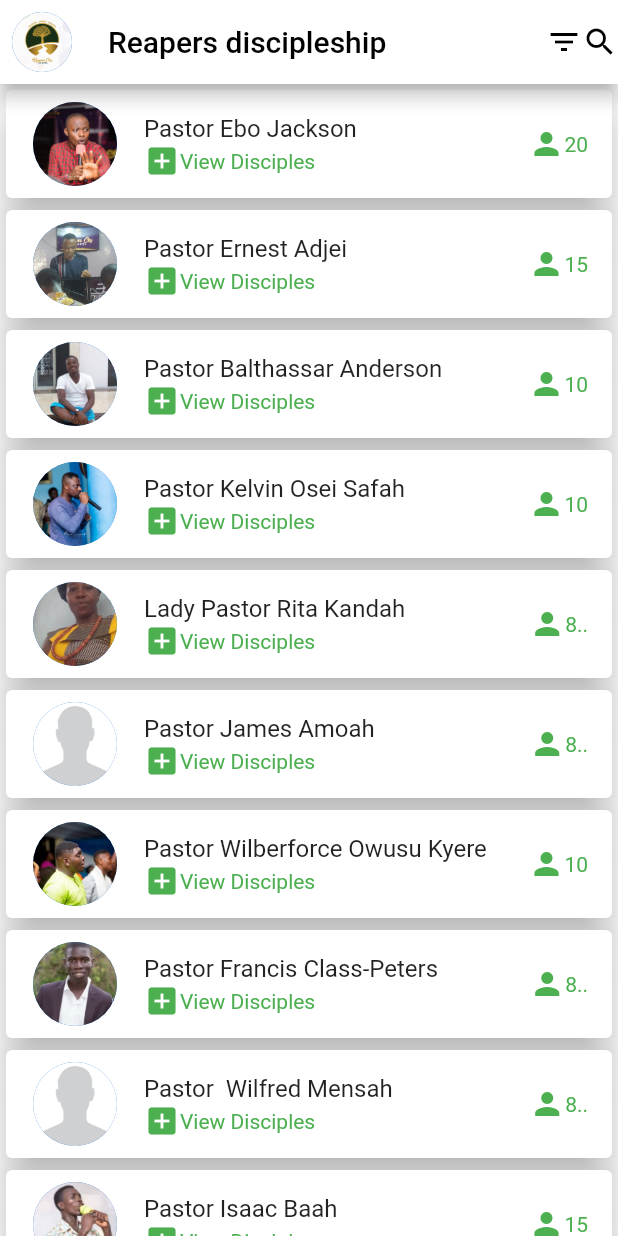
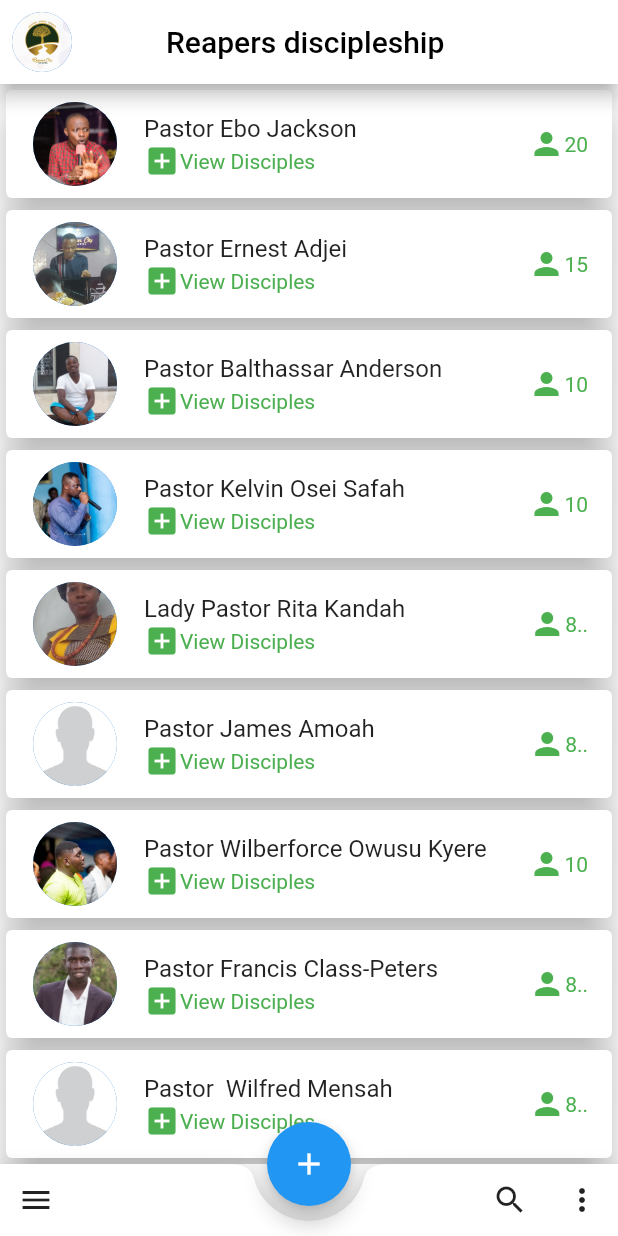
Before and after one commit to s-muel/rcc_discipleship_app1, a Flutter app: the screen it shows after launch, on a phone screen of 412 x 824 dp. Run offline on Flutter 3.47's test engine with Material 2 defaults, Android fonts, the phone set to English and light mode, and no system bars; our stand-ins replace modal_bottom_sheet.

Commit message:
added FAB

```diff
--- a/lib/main_page.dart
+++ b/lib/main_page.dart
@@ -1,5 +1,6 @@
 import 'package:flutter/material.dart';
 import 'package:modal_bottom_sheet/modal_bottom_sheet.dart';
+import 'package:my_todo_app1/add_member_page.dart';
 import 'package:my_todo_app1/create_todo_view.dart';
 import 'package:my_todo_app1/details_page.dart';
 import 'package:my_todo_app1/papa.dart';
@@ -21,13 +22,11 @@ class MainPage extends StatelessWidget {
             backgroundImage: AssetImage('assets/images/rcc_logo.jpg'),
           )),
           title: const Text(
-            "Reapers discipleship",
+            "Reapers discipleship ",
             style: TextStyle(color: Colors.black),
           ),
-          actions: const [
-            Icon(Icons.filter_list, color: Colors.black),
-            Icon(Icons.search, color: Colors.black),
-          ]),
+          centerTitle: true,
+        ),
         body: ListView(
           children: [
             // 1 MOG
@@ -145,7 +144,31 @@ class MainPage extends StatelessWidget {
                 numberOfDisciples: "8.."),
           ],
         ),
-    );
+        // bottom navigation bar
+        bottomNavigationBar: BottomAppBar(
+          notchMargin: 10,
+          shape: const CircularNotchedRectangle(),
+          child: Row(
+            children: [
+              IconButton(icon: const Icon(Icons.menu), onPressed: () {}),
+              const Spacer(),
+              IconButton(icon: const Icon(Icons.search), onPressed: () {}),
+              IconButton(icon: const Icon(Icons.more_vert), onPressed: () {}),
+            ],
+          ),
+        ),
+        floatingActionButton: FloatingActionButton(
+            splashColor: Colors.green,
+            child: const Icon(Icons.add),
+            onPressed: () {
+              Navigator.push(context, MaterialPageRoute(
+                builder: (context) {
+                  return AddMember();
+                },
+              ));
+            }),
+        floatingActionButtonLocation:
+            FloatingActionButtonLocation.centerDocked);
   }
 }
 
```
Also changed, not shown: lib/add_member_page.dart (added, +126 -0 lines), lib/papa.dart (+28 -17 lines). Lines whose indentation alone changed are shown as unchanged.
